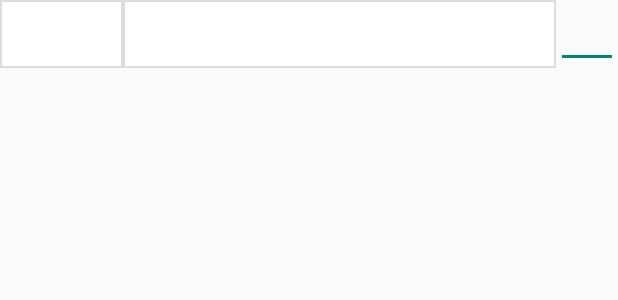
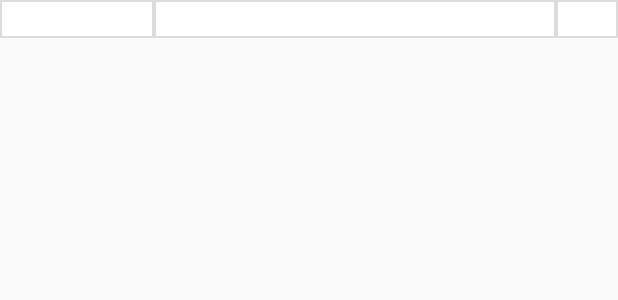
Before and after one commit to altanyuksel/EdirneYag, an Android app: the layout recycler_view_list_palet.xml on its own in the app's theme, with its tools: preview values and no code run, on a phone screen of 412 x 824 dp. Shown: the top 300 px of the screen. Run offline under Robolectric (Android 15) with nearby library versions, the phone set to English and light mode, and no system bars.

```diff
--- a/app/src/main/res/layout/activity_delivery_palet.xml
+++ b/app/src/main/res/layout/activity_delivery_palet.xml
@@ -31,7 +31,7 @@
                 <TextView
                     android:id="@+id/lblCustomerCode"
                     android:layout_width="0dp"
-                    android:layout_weight="15"
+                    android:layout_weight="25"
                     android:layout_height="wrap_content"
                     android:background="#1234"
                     android:textSize="15dp"
@@ -41,7 +41,7 @@
                 <TextView
                     android:id="@+id/lblCustomerTitle"
                     android:layout_width="0dp"
-                    android:layout_weight="75"
+                    android:layout_weight="65"
                     android:layout_height="wrap_content"
                     android:background="#1234"
                     android:textSize="15dp"
@@ -51,7 +51,7 @@
                 <TextView
                     android:id="@+id/lblPaletQuantity"
                     android:layout_width="0dp"
-                    android:layout_weight="5"
+                    android:layout_weight="10"
                     android:layout_height="wrap_content"
                     android:background="#1234"
                     android:textSize="15dp"
--- a/app/src/main/res/layout/recycler_view_list_palet.xml
+++ b/app/src/main/res/layout/recycler_view_list_palet.xml
@@ -9,7 +9,7 @@
             android:layout_height="match_parent"
             android:background="@drawable/textview_border"
             android:padding="1dp"
-            android:layout_weight="20"
+            android:layout_weight="25"
             android:textSize="15dp" />
 
         <TextView
@@ -17,7 +17,7 @@
             android:layout_width="0dp"
             android:layout_height="match_parent"
             android:background="@drawable/textview_border"
-            android:layout_weight="70"
+            android:layout_weight="65"
             android:padding="1dp"
             android:textSize="15dp" />
 
@@ -25,6 +25,7 @@
             android:id="@+id/editPalletQuantity"
             android:layout_width="0dp"
             android:layout_height="match_parent"
+            android:background="@drawable/textview_border"
             android:layout_weight="10"
             android:ems="10"
             android:text="">
```
